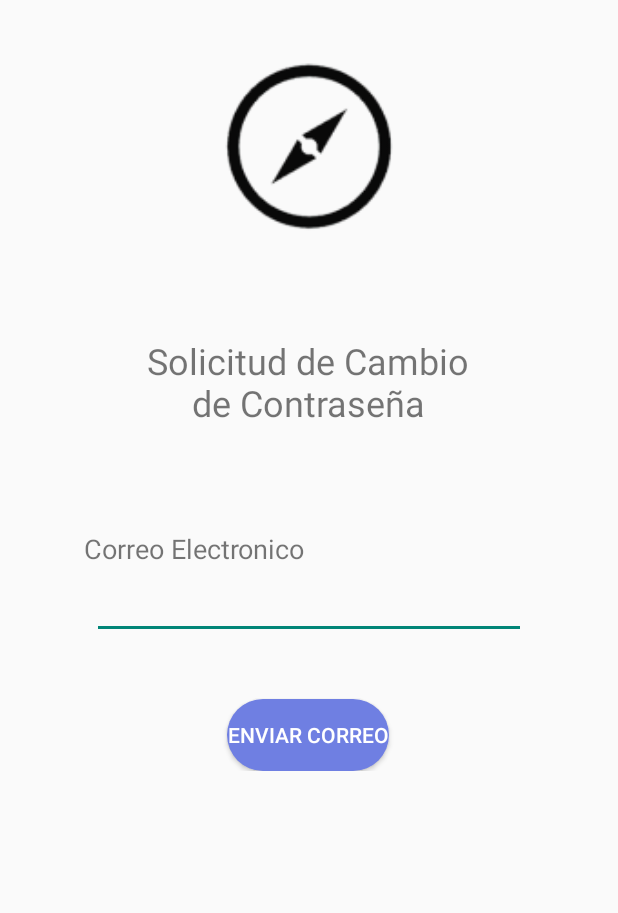
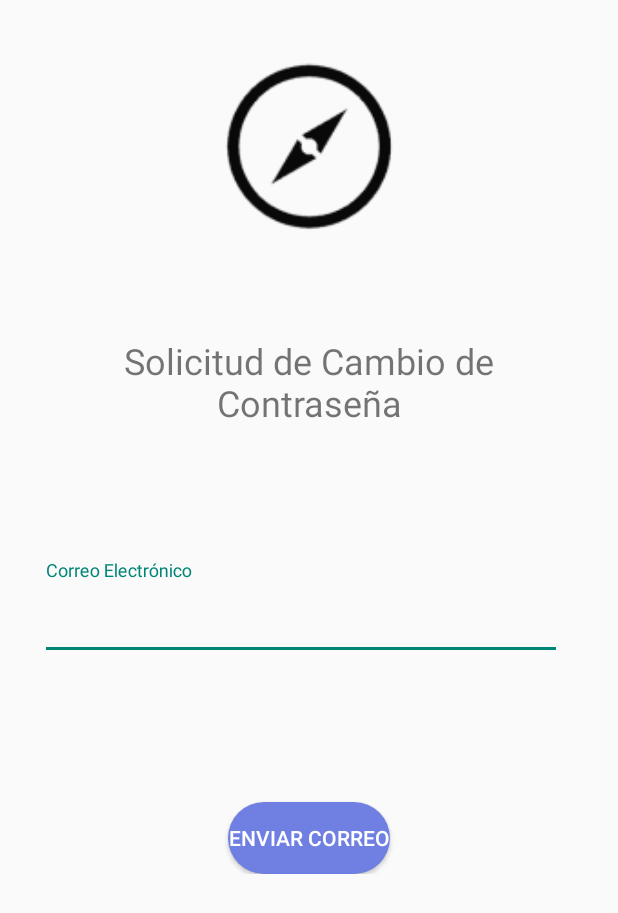
Before and after one commit to 0ctor0k/bussrute-AndroidStudio, an Android app: the screen it shows after launch (RecuperarContraseña), after a tap on "¿Has olvidado tu contraseña?", on a phone screen of 412 x 824 dp. Shown: the top 913 px of the screen. Run offline under Robolectric (Android 15) with nearby library versions, the phone set to English and light mode, and no system bars; our stand-ins replace Firebase (no records; nobody signed in at launch, a user with empty details on screens opened directly), Volley; 1 other tap on this screen came first.

Commit message:
Mejor diseño letra grande

```diff
--- a/app/src/main/res/layout/activity_recuperar_contrasena.xml
+++ b/app/src/main/res/layout/activity_recuperar_contrasena.xml
@@ -5,15 +5,14 @@
     android:layout_width="match_parent"
     android:layout_height="match_parent"
     tools:context=".RecuperarContraseña">
-    <androidx.constraintlayout.widget.ConstraintLayout xmlns:android="http://schemas.android.com/apk/res/android"
-        xmlns:app="http://schemas.android.com/apk/res-auto"
-        xmlns:tools="http://schemas.android.com/tools"
+
+    <androidx.constraintlayout.widget.ConstraintLayout
         android:layout_width="match_parent"
         android:layout_height="match_parent">
 
         <TextView
             android:id="@+id/welcomeMessageTextView3"
-            android:layout_width="270dp"
+            android:layout_width="353dp"
             android:layout_height="93dp"
             android:layout_marginTop="12dp"
             android:gravity="center"
@@ -35,42 +34,36 @@
             app:layout_constraintTop_toTopOf="parent"
             app:srcCompat="@mipmap/ic_app_foreground" />
 
-        <TextView
-            android:id="@+id/textView2"
-            android:layout_width="wrap_content"
-            android:layout_height="wrap_content"
-            android:layout_marginTop="52dp"
-            android:text="Correo Electronico"
-            android:textSize="18sp"
+        <com.google.android.material.textfield.TextInputLayout
+            android:id="@+id/textInputLayout5"
+            android:layout_width="348dp"
+            android:layout_height="71dp"
+            android:layout_marginTop="72dp"
+            android:ems="10"
             app:layout_constraintEnd_toEndOf="parent"
-            app:layout_constraintHorizontal_bias="0.212"
+            app:layout_constraintHorizontal_bias="0.418"
             app:layout_constraintStart_toStartOf="parent"
-            app:layout_constraintTop_toBottomOf="@+id/welcomeMessageTextView3" />
+            app:layout_constraintTop_toBottomOf="@+id/welcomeMessageTextView3">
 
-        <EditText
-            android:id="@+id/txtCorreoCambio"
-            android:layout_width="289dp"
-            android:layout_height="40dp"
-            android:layout_marginTop="8dp"
-            android:ems="10"
-            android:inputType="textEmailAddress"
-            app:layout_constraintEnd_toEndOf="parent"
-            app:layout_constraintStart_toStartOf="parent"
-            app:layout_constraintTop_toBottomOf="@+id/textView2" />
+            <com.google.android.material.textfield.TextInputEditText
+                android:id="@+id/txtCorreoCambio"
+                android:layout_width="match_parent"
+                android:layout_height="56dp"
+                android:hint="Correo Electrónico"
+                android:inputType="textEmailAddress" />
+        </com.google.android.material.textfield.TextInputLayout>
 
         <Button
             android:id="@+id/btnEnviarCorreo"
             android:layout_width="wrap_content"
             android:layout_height="wrap_content"
+            android:layout_marginTop="90dp"
+            android:background="@drawable/button_background"
             android:text="Enviar Correo"
-            android:background="@drawable/button_background"
             android:textColor="#FFFFFF"
             app:layout_constraintBottom_toBottomOf="parent"
             app:layout_constraintEnd_toEndOf="parent"
-            app:layout_constraintHorizontal_bias="0.498"
             app:layout_constraintStart_toStartOf="parent"
-            app:layout_constraintTop_toBottomOf="@+id/txtCorreoCambio"
-            app:layout_constraintVertical_bias="0.345"
-            android:layout_marginTop="40dp"/>
+            app:layout_constraintTop_toBottomOf="@+id/textInputLayout5" />
     </androidx.constraintlayout.widget.ConstraintLayout>
 </ScrollView>
```
Also changed, not shown: app/src/main/res/layout/activity_crear_cuenta.xml (+22 -22 lines), app/src/main/res/layout/activity_crear_cuenta_google.xml (+35 -46 lines), app/src/main/res/layout/activity_inicio_sesion.xml (+8 -8 lines), app/src/main/res/layout/activity_verificar_correo.xml (+5 -8 lines).
